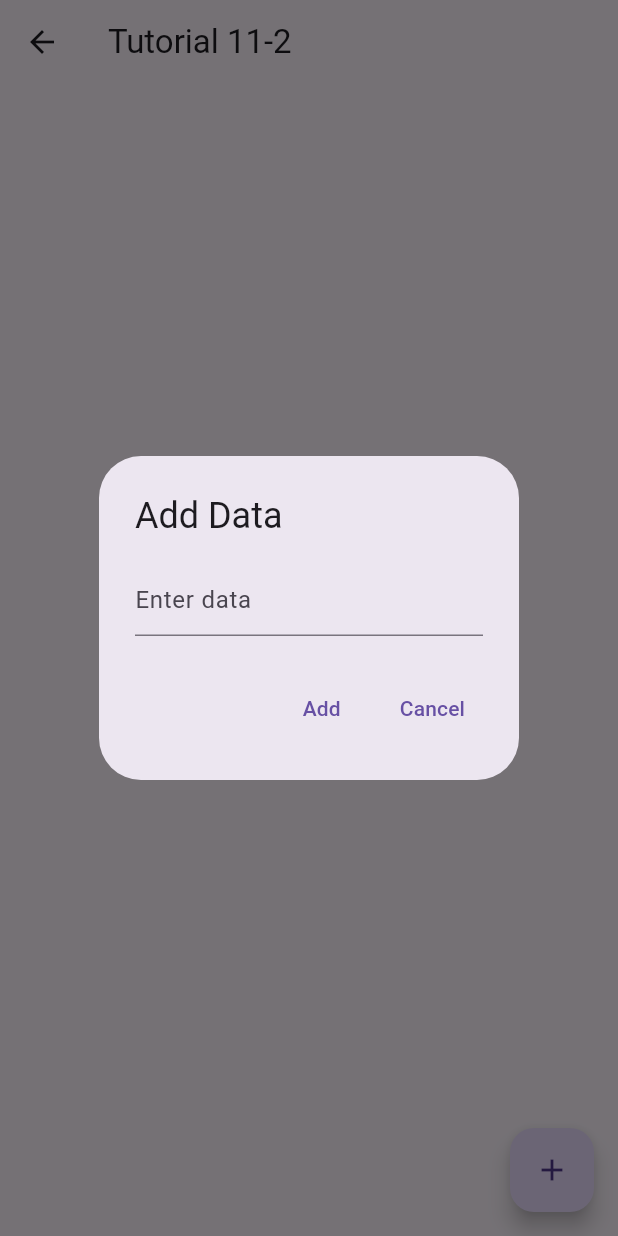
After one commit to nadirhadd/abpweek11_2, a Flutter app: the Tutorial11_2Page screen opened directly, after a tap on the "add" icon, on a phone screen of 412 x 824 dp. The commit adds this screen. Run offline on Flutter 3.47's test engine with Material 3 defaults, Android fonts, the phone set to English and light mode, and no system bars.

Commit message:
abp week 11-2

```diff
--- /dev/null
+++ b/lib/tutorial_11-2.dart
@@ -0,0 +1,72 @@
+import 'package:flutter/material.dart';
+
+class Tutorial11_2Page extends StatefulWidget {
+  const Tutorial11_2Page({Key? key}) : super(key: key);
+
+  @override
+  _Tutorial11_2PageState createState() => _Tutorial11_2PageState();
+}
+
+class _Tutorial11_2PageState extends State<Tutorial11_2Page> {
+  final List<String> _data = [];
+
+  @override
+  Widget build(BuildContext context) {
+    return Scaffold(
+      appBar: AppBar(
+        title: Text('Tutorial 11-2'),
+      ),
+      body: ListView.builder(
+        itemCount: _data.length,
+        itemBuilder: (context, index) {
+          return ListTile(
+            title: Text(_data[index]),
+          );
+        },
+      ),
+      floatingActionButton: FloatingActionButton(
+        onPressed: () {
+          _showDialog(context);
+        },
+        child: Icon(Icons.add),
+      ),
+    );
+  }
+
+  void _showDialog(BuildContext context) {
+    String newData = '';
+    showDialog(
+      context: context,
+      builder: (BuildContext context) {
+        return AlertDialog(
+          title: Text('Add Data'),
+          content: TextField(
+            onChanged: (value) {
+              newData = value;
+            },
+            decoration: InputDecoration(
+              hintText: 'Enter data',
+            ),
+          ),
+          actions: [
+            TextButton(
+              onPressed: () {
+                setState(() {
+                  _data.add(newData);
+                });
+                Navigator.of(context).pop();
+              },
+              child: Text('Add'),
+            ),
+            TextButton(
+              onPressed: () {
+                Navigator.of(context).pop();
+              },
+              child: Text('Cancel'),
+            ),
+          ],
+        );
+      },
+    );
+  }
+}
```
Also changed, not shown: lib/main.dart (+12 -0 lines).
